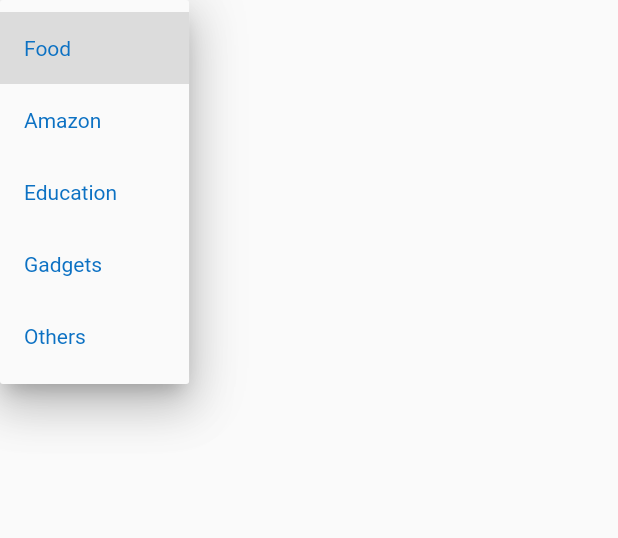
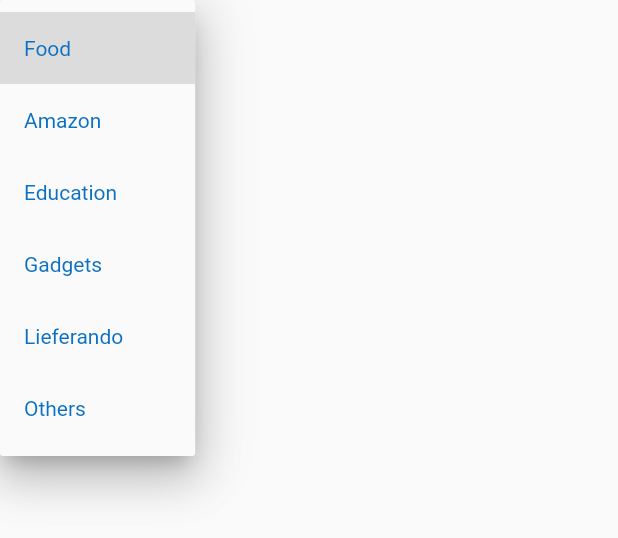
Before and after one commit to HombreOso/expenses_app, a Flutter app: the DropdownButtonExample widget shown alone on an empty page, opened directly, after a tap on "Food", on a phone screen of 412 x 824 dp. Shown: the top 538 px of the screen. Run offline on Flutter 3.47's test engine with Material 2 defaults, Android fonts, the phone set to English and light mode, and no system bars; our stand-ins replace cloud_firestore, firebase_core, firebase_database; accounts and stored records are empty.

Commit message:
new category

```diff
--- a/lib/widgets/dropdownExpenseCategories.dart
+++ b/lib/widgets/dropdownExpenseCategories.dart
@@ -19,8 +19,10 @@ class _DropdownButtonExampleState extends State<DropdownButtonExample> {
     "Amazon",
     "Education",
     "Gadgets",
+    "Lieferando",
     "Others",
   ];
+  // TODO screen where this categories can be specified by user
   Function(String) onChangedDDL;
   String dropdownValue =
       "Food"; // dropdownValue is initialized to a value contained in the listExpenseCategories
--- a/package.json
+++ b/package.json
@@ -11,7 +11,7 @@
     "logs": "firebase functions:log"
   },
   "engines": {
-    "node": "16"
+    "node": "18"
   },
   "main": "lib/index.js",
   "dependencies": {
```
Also changed, not shown: package-lock.json.
